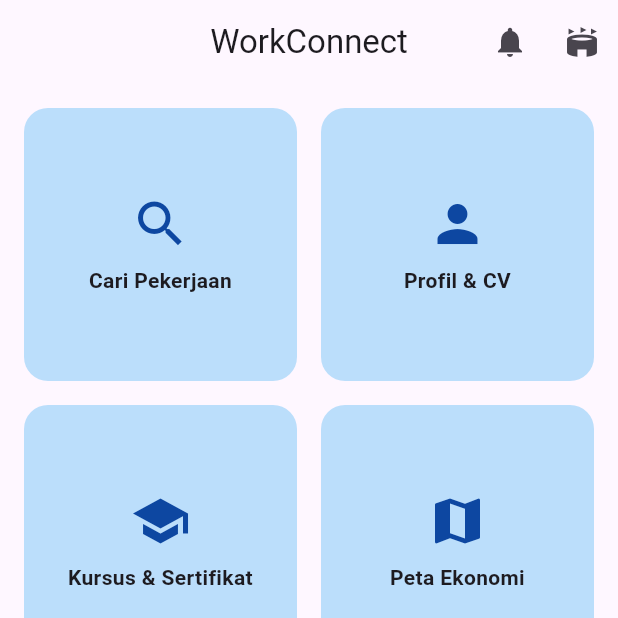
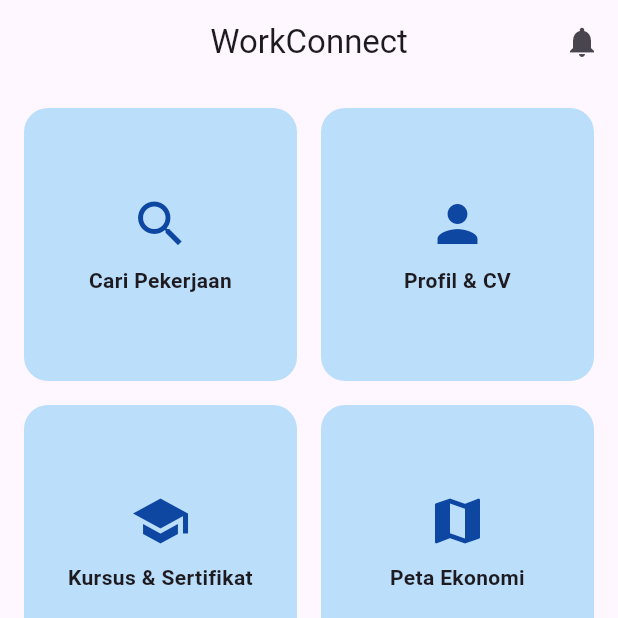
Before and after one commit to JovanWangsa/workconnect_kelompok_8, a Flutter app: the HomeScreen screen opened directly, after a tap on "Profil & CV", on a phone screen of 412 x 824 dp, the top half of it. Run offline on Flutter 3.47's test engine with Material 3 defaults, Android fonts, the phone set to English and light mode, and no system bars.

Commit message:
Deskripsi singkat tentang perubahan

```diff
--- a/lib/screens/home_screen.dart
+++ b/lib/screens/home_screen.dart
@@ -18,15 +18,6 @@ class HomeScreen extends StatelessWidget {
               ScaffoldMessenger.of(
                 context,
               ).showSnackBar(SnackBar(content: Text('Belum ada notifikasi')));
-            },
-          ),
-          IconButton(
-            icon: Icon(Icons.stadium),
-            onPressed: () {
-              Navigator.push(
-                context,
-                MaterialPageRoute(builder: (_) => ProfileScreen()),
-              );
             },
           ),
         ],
@@ -58,6 +49,12 @@ class HomeScreen extends StatelessWidget {
             context,
             MaterialPageRoute(builder: (_) => JobSearchScreen()),
           );
+        }
+        if (title == "Provil & CV") {
+          Navigator.push(
+            context,
+            MaterialPageRoute(builder: (_) => ProfileScreen()),
+          );
         } else {
           ScaffoldMessenger.of(context).showSnackBar(
             SnackBar(
```
Also changed, not shown: lib/screens/course_history_screen.dart (added).
